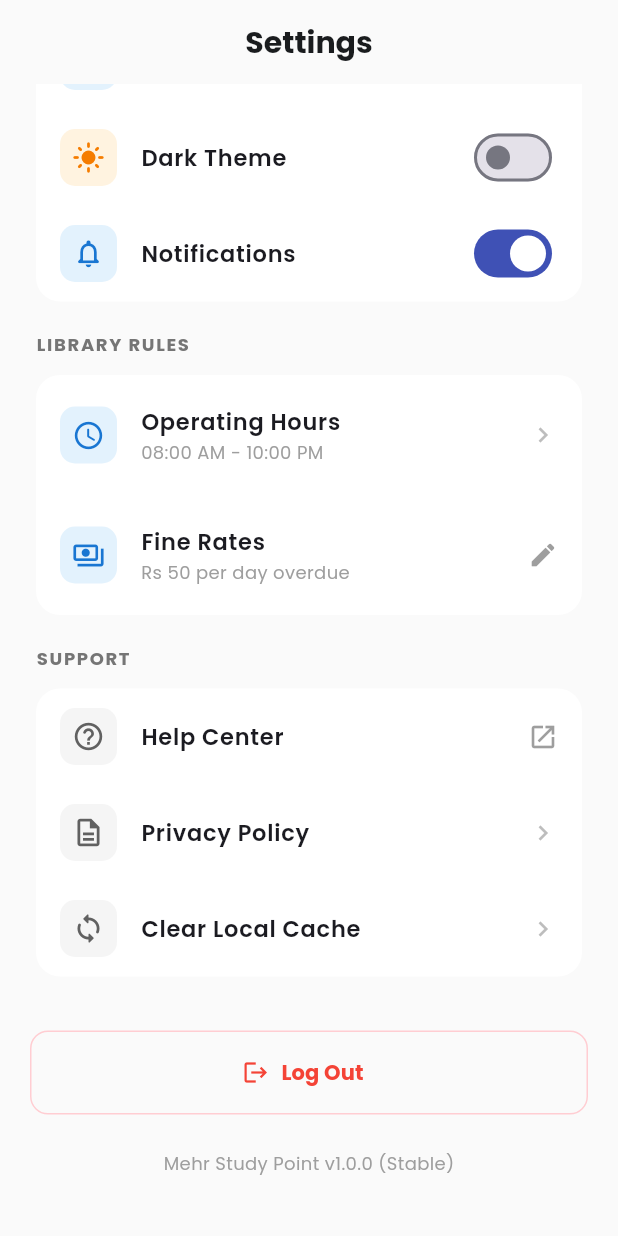
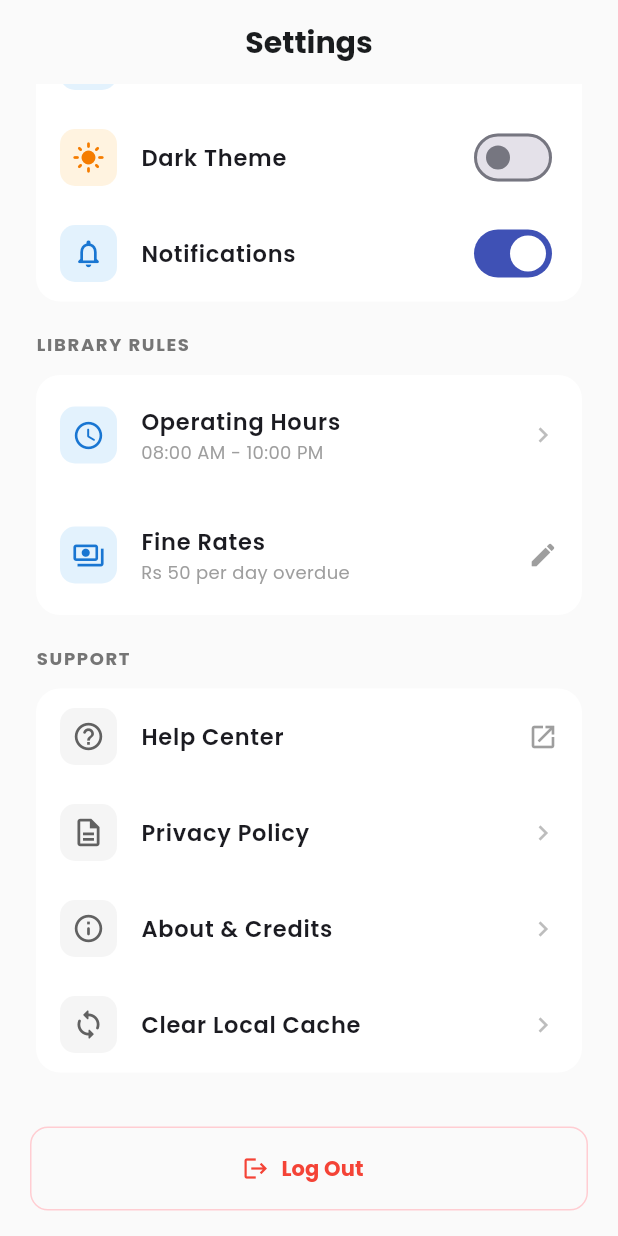
Before and after one commit to Sarmad24x/Mehr-Study-Point, a Flutter app: the SettingsScreen screen opened directly, scrolled down 338 dp, on a phone screen of 412 x 824 dp. Run offline on Flutter 3.47's test engine with Material 3 defaults, Android fonts, the phone set to English and light mode, and no system bars; our stand-ins replace cloud_firestore, csv, equatable, firebase_auth, firebase_core, fl_chart and 5 more; accounts and stored records are empty.

Commit message:
Update settings_screen.dart

```diff
--- a/mehr_study_point/lib/screens/settings/settings_screen.dart
+++ b/mehr_study_point/lib/screens/settings/settings_screen.dart
@@ -10,6 +10,7 @@ import '../../providers/theme_provider.dart';
 import '../../providers/settings_provider.dart';
 import '../../models/user_model.dart';
 import 'audit_logs_screen.dart';
+import 'about_screen.dart';
 
 class SettingsScreen extends ConsumerStatefulWidget {
   const SettingsScreen({super.key});
@@ -154,6 +155,16 @@ class _SettingsScreenState extends ConsumerState<SettingsScreen> {
                       iconColor: Colors.grey.shade700,
                       iconBgColor: Colors.grey.shade100,
                       title: 'Privacy Policy',
+                    ),
+                    _SettingsTile(
+                      icon: Icons.info_outline_rounded,
+                      iconColor: Colors.grey.shade700,
+                      iconBgColor: Colors.grey.shade100,
+                      title: 'About & Credits',
+                      onTap: () => Navigator.push(
+                        context,
+                        MaterialPageRoute(builder: (context) => const AboutScreen())
+                      ),
                     ),
                     _SettingsTile(
                       icon: Icons.sync_rounded,
```
